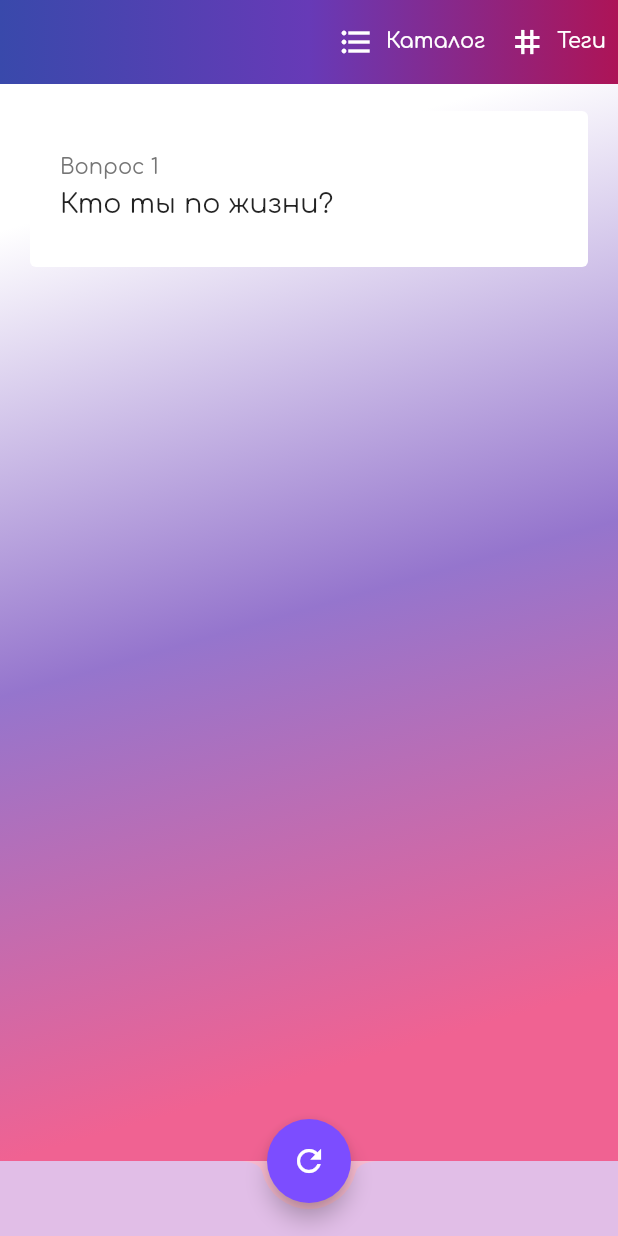
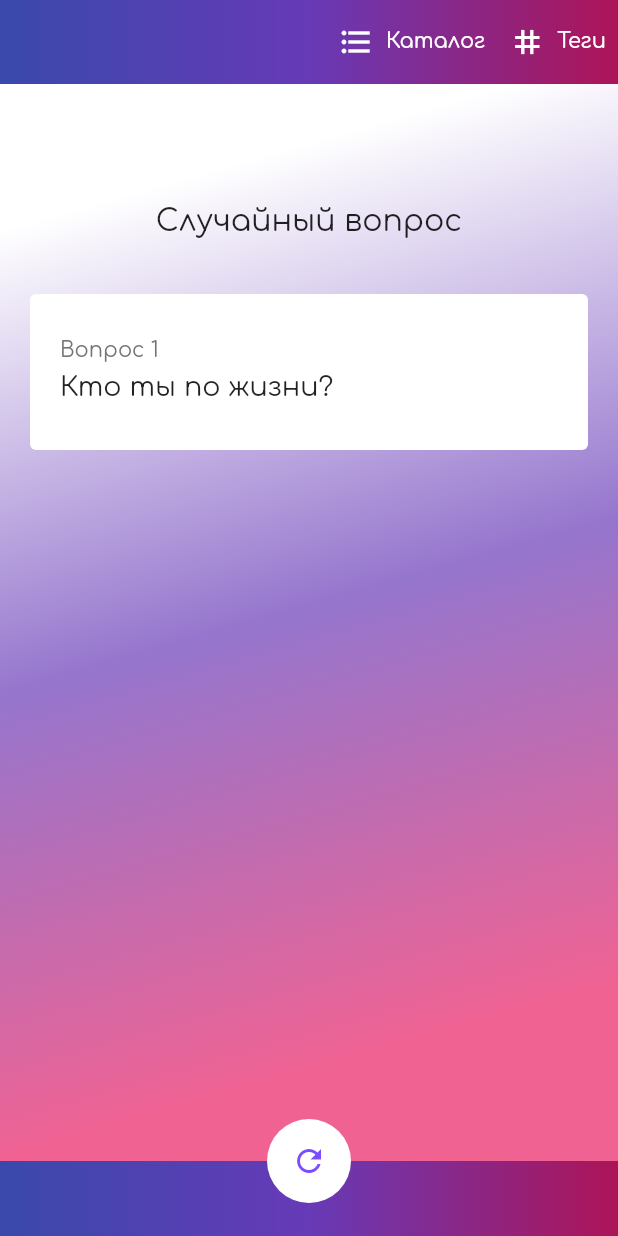
Before and after one commit to DanielTitkov/date_topics, a Flutter app: the screen it shows after launch, on a phone screen of 412 x 824 dp. Run offline on Flutter 3.47's test engine with Material 2 defaults, Android fonts, the phone set to English and light mode, and no system bars; our stand-ins replace google_fonts.

Commit message:
changed bottom bar design

```diff
--- a/lib/screens/home/home.dart
+++ b/lib/screens/home/home.dart
@@ -59,9 +59,20 @@ class _HomeScreenState extends State<HomeScreen> {
       body: Container(
         decoration: gradientBackgroundDecoration,
         child: Column(
-          mainAxisAlignment: MainAxisAlignment.spaceBetween,
+          mainAxisAlignment: MainAxisAlignment.start,
           crossAxisAlignment: CrossAxisAlignment.stretch,
           children: [
+            Padding(
+              padding: EdgeInsets.fromLTRB(20, 80, 20, 20),
+              child: Center(
+                child: Text(
+                  "Случайный вопрос",
+                  style: TextStyle(
+                    fontSize: 20,
+                  ),
+                ),
+              ),
+            ),
             ItemCard(item: topicGroups[0].topics[0].items[0]),
             Padding(
               padding: const EdgeInsets.fromLTRB(20, 10, 20, 40),
@@ -74,14 +85,22 @@ class _HomeScreenState extends State<HomeScreen> {
           ],
         ),
       ),
-      bottomNavigationBar: BottomAppBar(
-        elevation: 0,
-        color: Colors.purple[100],
-        shape: const CircularNotchedRectangle(),
-        child: Container(height: 50.0),
+      bottomNavigationBar: Container(
+        decoration: gradientAppBarDecoration,
+        child: BottomAppBar(
+          elevation: 0,
+          color: Colors.transparent,
+          shape: const CircularNotchedRectangle(),
+          child: Container(height: 50.0),
+        ),
       ),
       floatingActionButton: FloatingActionButton(
-        backgroundColor: Colors.deepPurpleAccent,
+        backgroundColor: Colors.white,
+        elevation: 0,
+        focusElevation: 0,
+        hoverElevation: 0,
+        highlightElevation: 0,
+        foregroundColor: Colors.deepPurpleAccent,
         onPressed: () => setState(() {}),
         child: const Icon(Icons.refresh),
       ),
```
